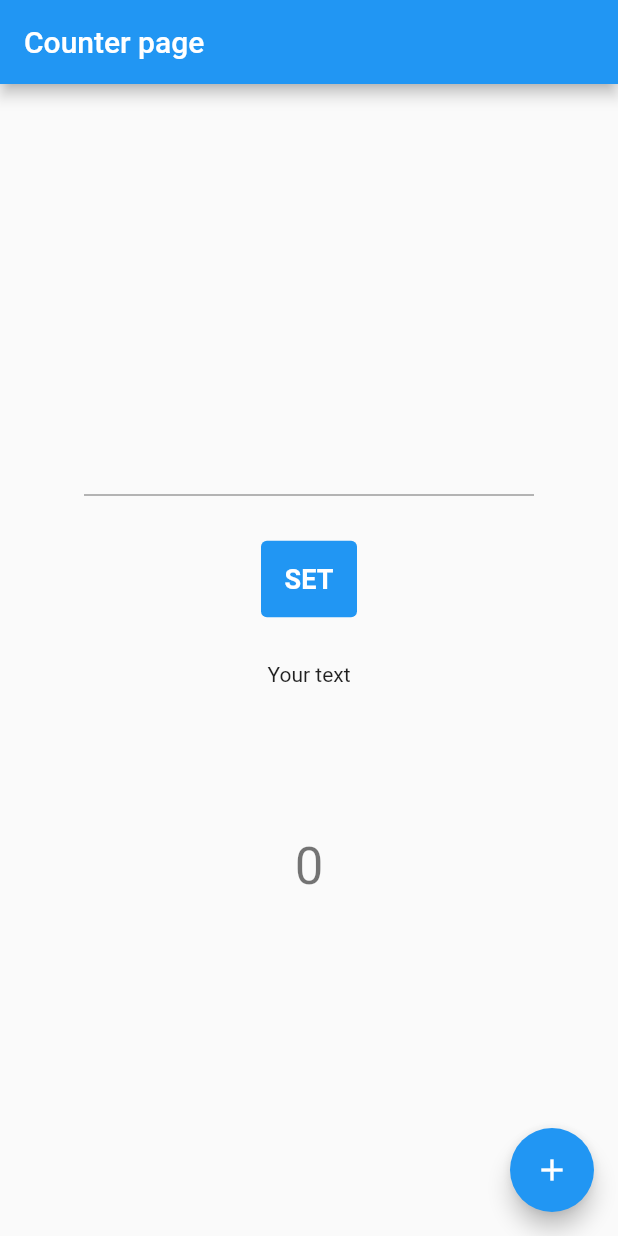
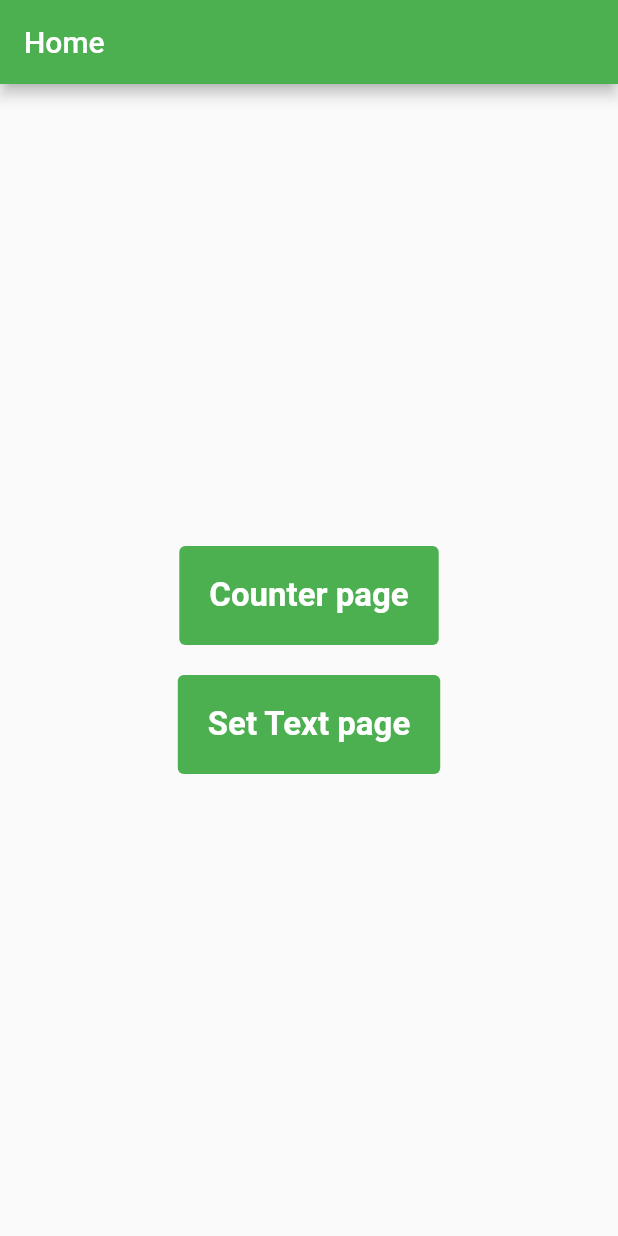
Before and after one commit to deniell/redux_counter_app, a Flutter app: the screen it shows after launch, on a phone screen of 412 x 824 dp. Run offline on Flutter 3.47's test engine with Material 2 defaults, Android fonts, the phone set to English and light mode, and no system bars; our stand-ins replace flutter_redux, redux.

Commit message:
- added HomePage and SetTextPage; - functional for setting text was moved to SetTextPage.

```diff
--- a/lib/core/actions.dart
+++ b/lib/core/actions.dart
@@ -1,4 +1,5 @@
 class AddAction {}
+
 class SetTextAction {
   final String text;
 
--- a/lib/core/stores.dart
+++ b/lib/core/stores.dart
@@ -6,6 +6,6 @@ final Store<AppState> store = Store(
   reducer,
   initialState: const AppState(
     counter: 0,
-    text: "Your text"
+    text: "Your text will be set here"
   ),
 );
--- a/lib/pages/counter_page.dart
+++ b/lib/pages/counter_page.dart
@@ -10,43 +10,14 @@ class CounterPage extends StatelessWidget {
   @override
   Widget build(BuildContext context) {
     final Store<AppState> store = StoreProvider.of<AppState>(context);
-    String inputText = "";
     return Scaffold(
       appBar: AppBar(
-        title: const Text('Counter page'),
+        title: const Text('Counter'),
       ),
       body: Center(
         child: Column(
           mainAxisAlignment: MainAxisAlignment.center,
           children: <Widget>[
-            SizedBox(
-              width: 300,
-              child: TextField(
-                onChanged: (value) => inputText = value,
-              ),
-            ),
-            const SizedBox(height: 30),
-            TextButton(
-              style: TextButton.styleFrom(
-                backgroundColor: Colors.blue,
-                padding: const EdgeInsets.all(15),
-              ),
-              onPressed: () => store.dispatch(SetTextAction(text: inputText)),
-              child: const Text(
-                "SET",
-                style: TextStyle(
-                  color: Colors.white,
-                  fontSize: 18,
-                  fontWeight: FontWeight.bold,
-                ),
-              ),
-            ),
-            const SizedBox(height: 30),
-            StoreConnector<AppState, AppState>(
-              converter: (store) => store.state,
-              builder: (context, vm) => Text(vm.text),
-            ),
-            const SizedBox(height: 100),
             StoreConnector<AppState, AppState>(
               converter: (store) => store.state,
               builder: (context, state) => Text(
--- /dev/null
+++ b/lib/pages/home_page.dart
@@ -0,0 +1,58 @@
+import 'package:flutter/material.dart';
+import 'package:redux_counter_app/pages/counter_page.dart';
+import 'package:redux_counter_app/pages/set_text_page.dart';
+
+class HomePage extends StatelessWidget {
+  const HomePage({Key? key}) : super(key: key);
+
+  @override
+  Widget build(BuildContext context) {
+    return Scaffold(
+      appBar: AppBar(
+        title: const Text("Home"),
+      ),
+      body: Center(
+        child: Column(
+          mainAxisAlignment: MainAxisAlignment.center,
+          children: [
+            TextButton(
+              style: TextButton.styleFrom(
+                backgroundColor: Colors.green,
+                padding: const EdgeInsets.all(20),
+              ),
+              onPressed: () => Navigator.of(context).push(
+                MaterialPageRoute(builder: ((context) => const CounterPage()))
+              ),
+              child: const Text(
+                "Counter page",
+                style: TextStyle(
+                  fontWeight: FontWeight.bold,
+                  fontSize: 22,
+                  color: Colors.white,
+                ),
+              ),
+            ),
+            const SizedBox(height: 20),
+            TextButton(
+              style: TextButton.styleFrom(
+                backgroundColor: Colors.green,
+                padding: const EdgeInsets.all(20),
+              ),
+              onPressed: () => Navigator.of(context).push(
+                  MaterialPageRoute(builder: ((context) => const SetTextPage()))
+              ),
+              child: const Text(
+                "Set Text page",
+                style: TextStyle(
+                  fontWeight: FontWeight.bold,
+                  fontSize: 22,
+                  color: Colors.white,
+                ),
+              ),
+            ),
+          ],
+        ),
+      ),
+    );
+  }
+}
```
Also changed, not shown: lib/main.dart (+6 -3 lines), lib/pages/set_text_page.dart (added, +64 -0 lines).
